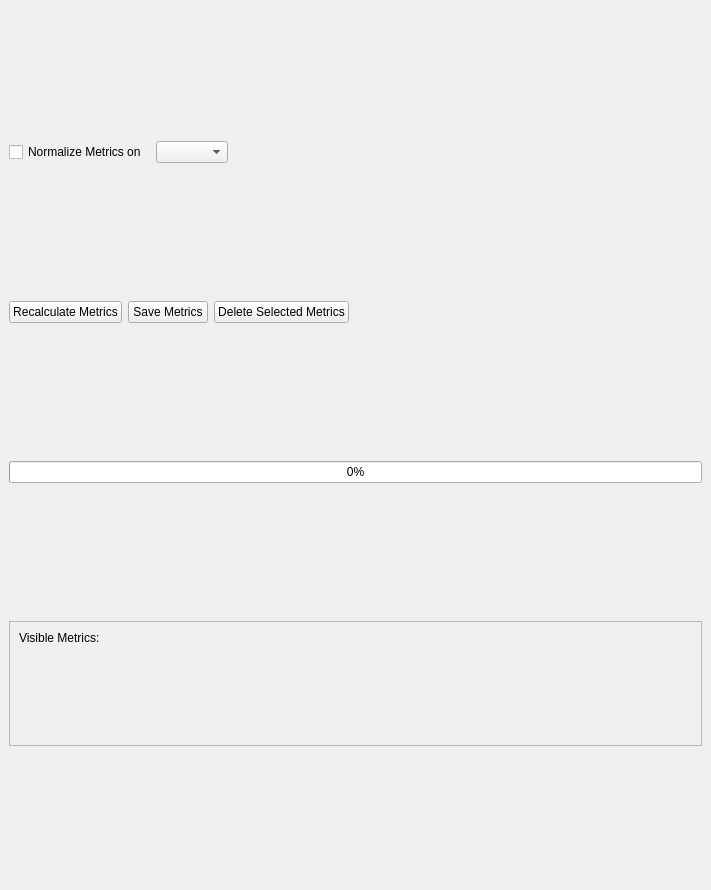
Veldrovive/video-processor, file uis/MetricGraph.ui: the form before one commit.
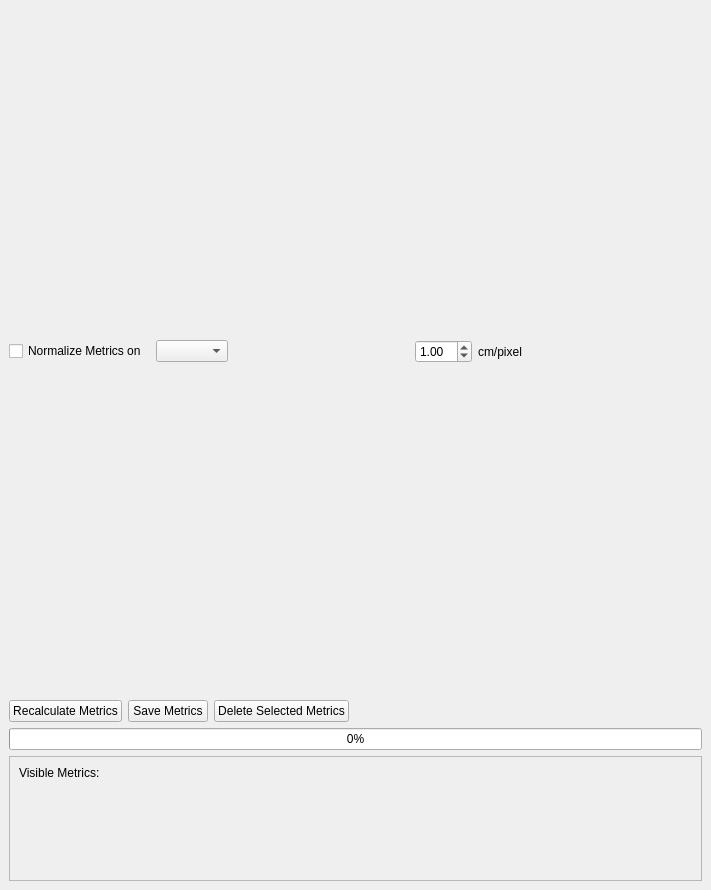
The form after the commit.

Diff of the .ui file:
```diff
--- a/uis/MetricGraph.ui
+++ b/uis/MetricGraph.ui
@@ -29,6 +29,33 @@
         <item>
          <widget class="QComboBox" name="normalize_on_chooser"/>
         </item>
+        <item>
+         <spacer name="horizontalSpacer_3">
+          <property name="orientation">
+           <enum>Qt::Horizontal</enum>
+          </property>
+          <property name="sizeHint" stdset="0">
+           <size>
+            <width>40</width>
+            <height>20</height>
+           </size>
+          </property>
+         </spacer>
+        </item>
+        <item>
+         <widget class="QDoubleSpinBox" name="pixel_size_spin">
+          <property name="value">
+           <double>1.000000000000000</double>
+          </property>
+         </widget>
+        </item>
+        <item>
+         <widget class="QLabel" name="label_2">
+          <property name="text">
+           <string>cm/pixel</string>
+          </property>
+         </widget>
+        </item>
         <item>
          <spacer name="horizontalSpacer">
           <property name="orientation">
```
